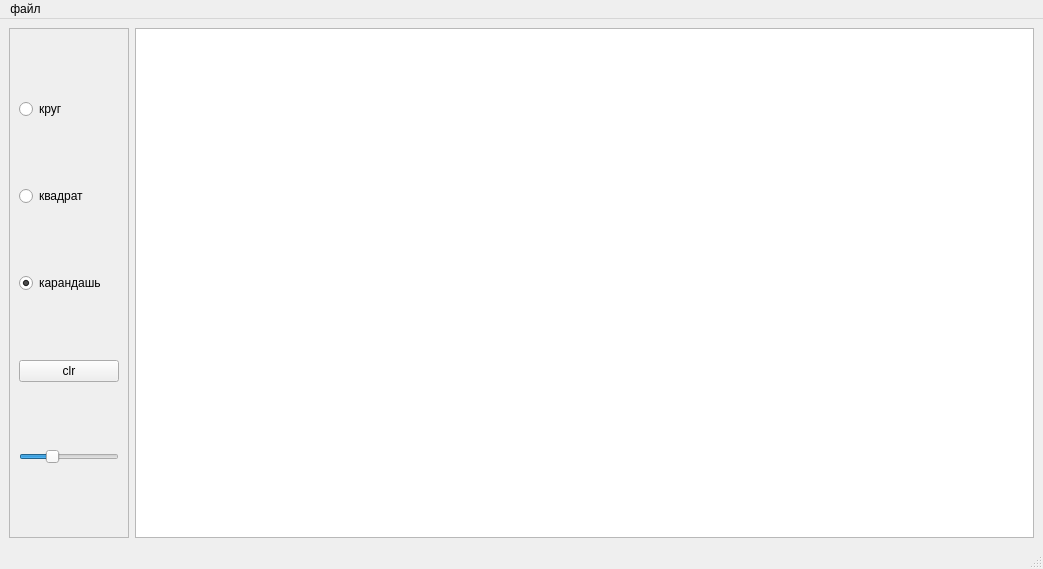
Above: mainwindow.ui from rkc137/paint_for_2_hours before the change. Below: the same form after it.
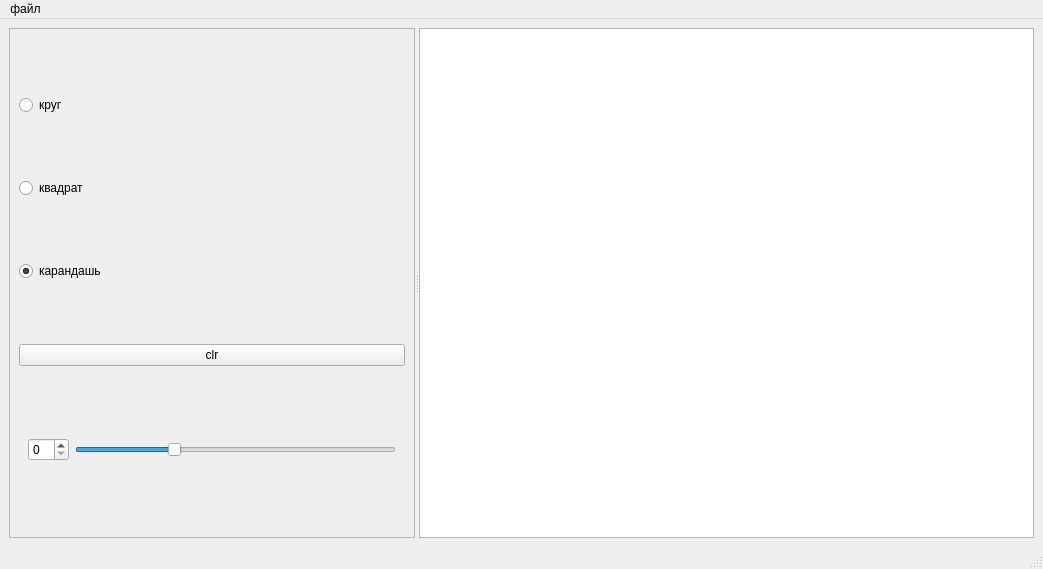
That is the form after the change.

Commit message: make brush spin box

What changed in the file:
```diff
--- a/mainwindow.ui
+++ b/mainwindow.ui
@@ -16,16 +16,29 @@
   <widget class="QWidget" name="centralwidget">
    <layout class="QGridLayout" name="gridLayout">
     <item row="0" column="0">
+     <widget class="QSplitter" name="splitter">
+      <property name="orientation">
+       <enum>Qt::Horizontal</enum>
+      </property>
+      <property name="childrenCollapsible">
+       <bool>false</bool>
+      </property>
      <widget class="QFrame" name="frame">
+       <property name="sizePolicy">
+        <sizepolicy hsizetype="Fixed" vsizetype="Expanding">
+         <horstretch>0</horstretch>
+         <verstretch>0</verstretch>
+        </sizepolicy>
+       </property>
       <property name="minimumSize">
        <size>
-        <width>120</width>
+         <width>150</width>
         <height>0</height>
        </size>
       </property>
       <property name="maximumSize">
        <size>
-        <width>100</width>
+         <width>16777215</width>
         <height>16777215</height>
        </size>
       </property>
@@ -68,7 +81,19 @@
         </widget>
        </item>
        <item>
-        <widget class="QSlider" name="horizontalSlider">
+         <widget class="QWidget" name="widget" native="true">
+          <property name="sizePolicy">
+           <sizepolicy hsizetype="Expanding" vsizetype="Fixed">
+            <horstretch>0</horstretch>
+            <verstretch>0</verstretch>
+           </sizepolicy>
+          </property>
+          <layout class="QHBoxLayout" name="horizontalLayout">
+           <item>
+            <widget class="QSpinBox" name="brush_size_spinBox"/>
+           </item>
+           <item>
+            <widget class="QSlider" name="brush_size_horizontalSlider">
          <property name="minimum">
           <number>0</number>
          </property>
@@ -89,8 +114,17 @@
       </layout>
      </widget>
     </item>
-    <item row="0" column="1">
-     <widget class="QGraphicsView" name="graphicsView"/>
+       </layout>
+      </widget>
+      <widget class="QGraphicsView" name="graphicsView">
+       <property name="sizePolicy">
+        <sizepolicy hsizetype="Expanding" vsizetype="Expanding">
+         <horstretch>0</horstretch>
+         <verstretch>0</verstretch>
+        </sizepolicy>
+       </property>
+      </widget>
+     </widget>
     </item>
    </layout>
   </widget>
```
Left out of the diff: 2 changed lines with no effect on the pictures. Lines whose indentation alone changed are shown as unchanged. The commit also changes 1 other file.
